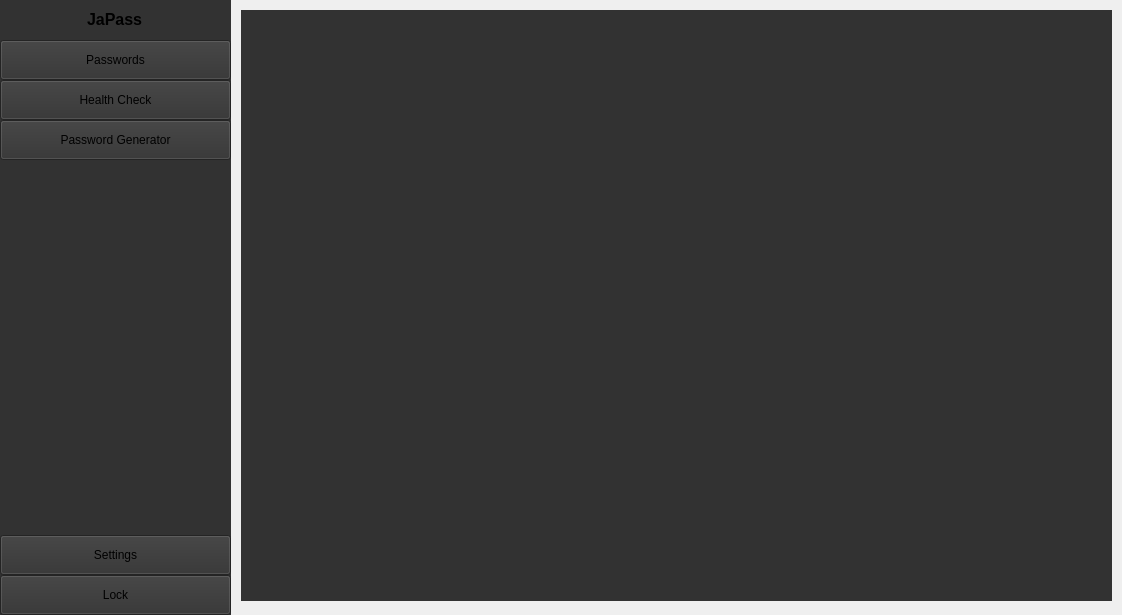
Before: the Qt Designer form PasswordManager/ui/mainwindow.ui in Jatogame/PasswordManager, drawn with Qt 5.
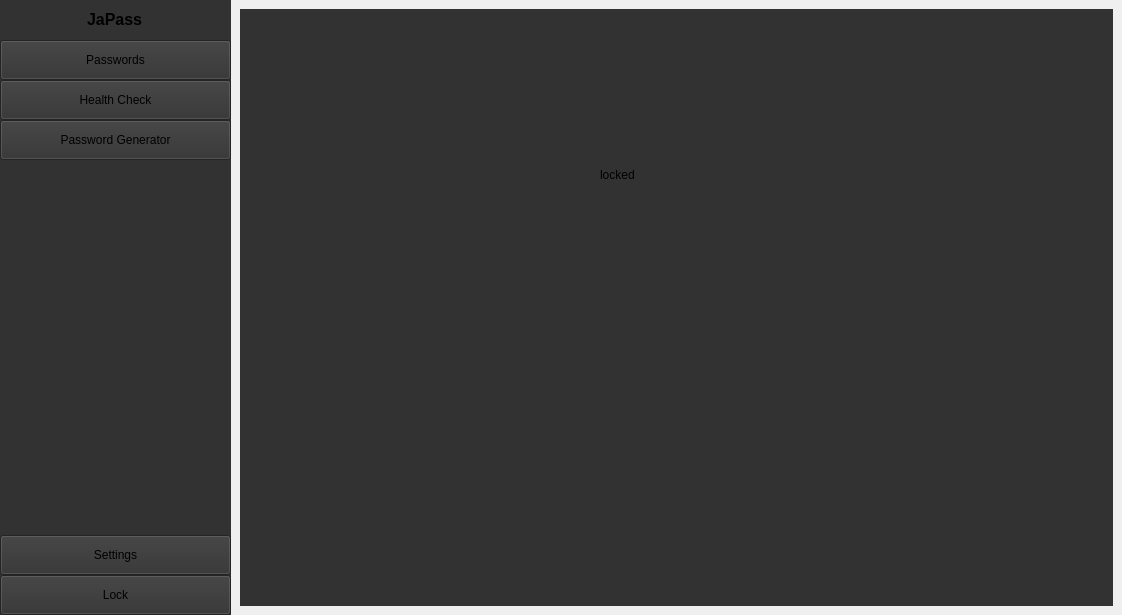
After: the same form once the commit is applied. The open tabs and pages were chosen to show the change.

Patch:
```diff
--- a/PasswordManager/ui/mainwindow.ui
+++ b/PasswordManager/ui/mainwindow.ui
@@ -35,7 +35,7 @@
      <verstretch>0</verstretch>
     </sizepolicy>
    </property>
-   <layout class="QGridLayout" name="gridLayout">
+   <layout class="QHBoxLayout" name="horizontalLayout_2">
     <property name="leftMargin">
      <number>0</number>
     </property>
@@ -48,7 +48,7 @@
     <property name="bottomMargin">
      <number>0</number>
     </property>
-    <item row="0" column="0">
+    <item>
      <layout class="QHBoxLayout" name="horizontalLayout" stretch="0,0">
       <property name="spacing">
        <number>0</number>
@@ -213,9 +213,42 @@
           <verstretch>0</verstretch>
          </sizepolicy>
         </property>
+        <property name="styleSheet">
+         <string notr="true"/>
+        </property>
         <property name="currentIndex">
          <number>3</number>
         </property>
+        <widget class="QWidget" name="lockscreen">
+         <layout class="QVBoxLayout" name="verticalLayout_3">
+          <item>
+           <widget class="QWidget" name="widget_5" native="true">
+            <property name="sizePolicy">
+             <sizepolicy hsizetype="Expanding" vsizetype="Expanding">
+              <horstretch>0</horstretch>
+              <verstretch>0</verstretch>
+             </sizepolicy>
+            </property>
+            <property name="styleSheet">
+             <string notr="true">background-color: rgb(50, 50, 50);</string>
+            </property>
+            <widget class="QLabel" name="label_5">
+             <property name="geometry">
+              <rect>
+               <x>360</x>
+               <y>130</y>
+               <width>131</width>
+               <height>71</height>
+              </rect>
+             </property>
+             <property name="text">
+              <string>locked</string>
+             </property>
+            </widget>
+           </widget>
+          </item>
+         </layout>
+        </widget>
         <widget class="QWidget" name="passwords">
          <property name="sizePolicy">
           <sizepolicy hsizetype="Expanding" vsizetype="Expanding">
@@ -304,15 +337,9 @@
            <verstretch>0</verstretch>
           </sizepolicy>
          </property>
+         <layout class="QVBoxLayout" name="verticalLayout_6">
+          <item>
          <widget class="QWidget" name="widget_4" native="true">
-          <property name="geometry">
-           <rect>
-            <x>10</x>
-            <y>10</y>
-            <width>871</width>
-            <height>591</height>
-           </rect>
-          </property>
           <property name="sizePolicy">
            <sizepolicy hsizetype="Expanding" vsizetype="Expanding">
             <horstretch>0</horstretch>
@@ -322,7 +349,22 @@
           <property name="styleSheet">
            <string notr="true">background-color: rgb(50, 50, 50);</string>
           </property>
-         </widget>
+            <widget class="QLabel" name="label_4">
+             <property name="geometry">
+              <rect>
+               <x>390</x>
+               <y>190</y>
+               <width>58</width>
+               <height>18</height>
+              </rect>
+             </property>
+             <property name="text">
+              <string>settigns</string>
+             </property>
+            </widget>
+           </widget>
+          </item>
+         </layout>
         </widget>
        </widget>
       </item>
```
Left out of the diff: 115 changed lines with no effect on the pictures. Lines whose indentation alone changed are shown as unchanged.
